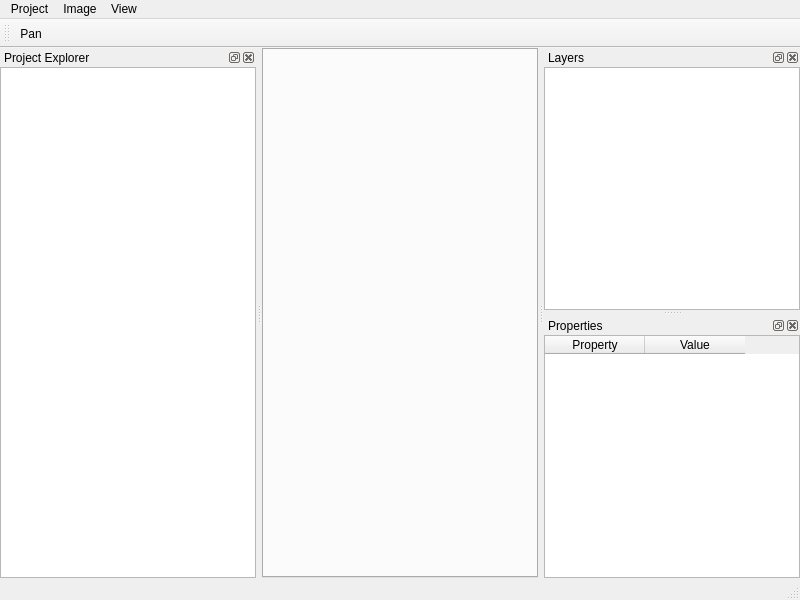
This is mainwindow.ui in GastonMauroDiaz/rcaiman-projects as Qt 5 draws it before an edit. The edited form follows.
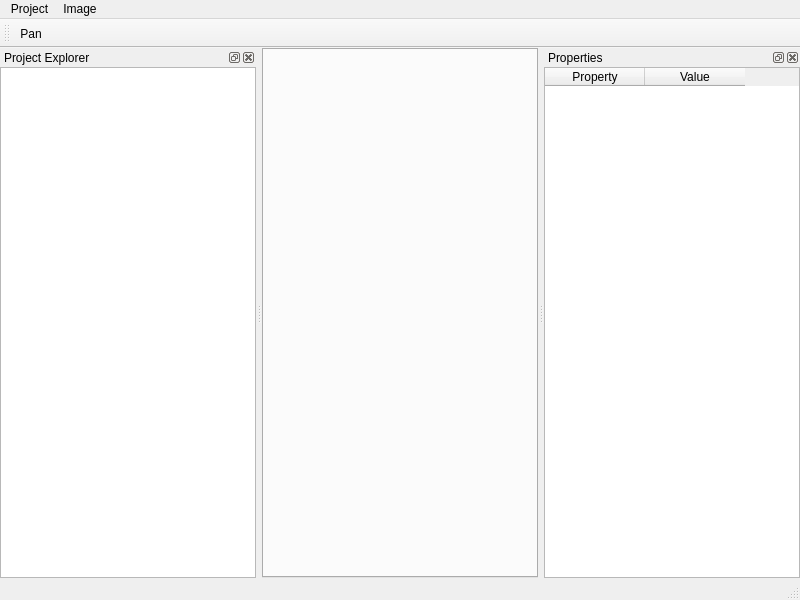
This is the edited form. Icons and pictures are not drawn.

Commit message: Add layer manager. Overlay abstraction is superseded by layer

The edit to the form file:
```diff
--- a/mainwindow.ui
+++ b/mainwindow.ui
@@ -63,15 +63,8 @@
      </property>
      <addaction name="actionOpen_Image"/>
     </widget>
-    <widget class="QMenu" name="menuView">
-     <property name="title">
-      <string>View</string>
-     </property>
-     <addaction name="actionLoadPoints"/>
-    </widget>
     <addaction name="menuProject"/>
     <addaction name="menuImage"/>
-    <addaction name="menuView"/>
   </widget>
   <widget class="QStatusBar" name="statusbar"/>
   <widget class="QToolBar" name="toolBar">
@@ -113,33 +106,6 @@
     </layout>
    </widget>
   </widget>
-  <widget class="QDockWidget" name="dockLayers">
-   <property name="windowTitle">
-    <string>Layers</string>
-   </property>
-   <attribute name="dockWidgetArea">
-    <number>2</number>
-   </attribute>
-   <widget class="QWidget" name="dockLayersContents">
-    <layout class="QVBoxLayout" name="dockLayersLayout">
-     <property name="leftMargin">
-      <number>0</number>
-     </property>
-     <property name="topMargin">
-      <number>0</number>
-     </property>
-     <property name="rightMargin">
-      <number>0</number>
-     </property>
-     <property name="bottomMargin">
-      <number>0</number>
-     </property>
-     <item>
-      <widget class="QListWidget" name="layersList"/>
-     </item>
-    </layout>
-   </widget>
-  </widget>
   <widget class="QDockWidget" name="dockProperties">
    <property name="windowTitle">
     <string>Properties</string>
```
Left out of the diff: 5 changed lines with no effect on the pictures. The commit also changes 18 other files.
